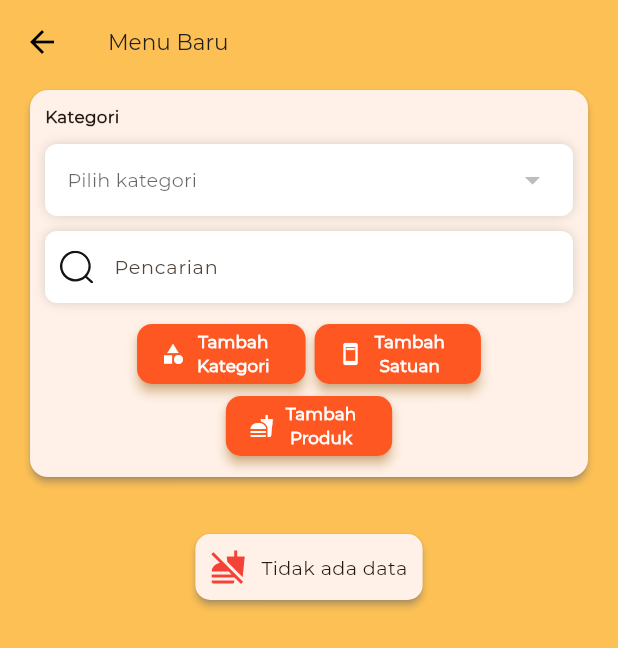
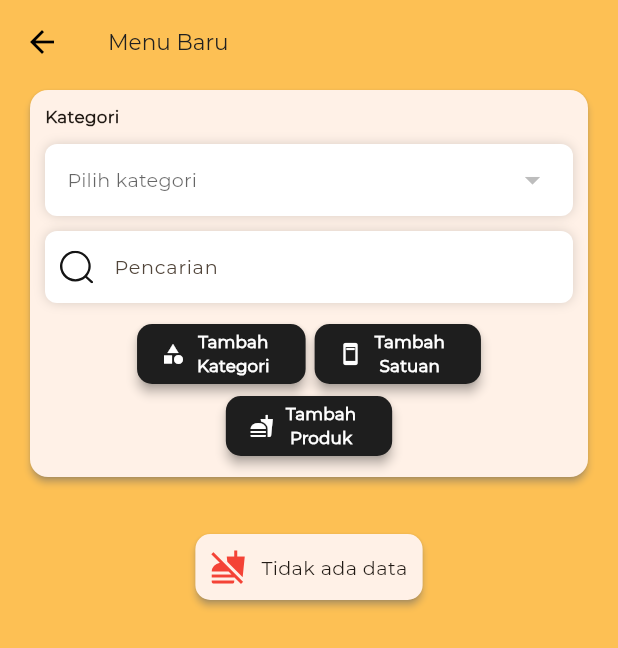
Before and after one commit to Prakusyaa/Aplikasi-Kasir, a Flutter app: the CategoryPage screen opened directly, on a phone screen of 412 x 824 dp. Shown: the top 648 px of the screen. Run offline on Flutter 3.47's test engine with Material 3 defaults, Android fonts, the phone set to English and light mode, and no system bars; our stand-ins replace dio, flutter_svg, loading_animation_widget, permission_handler, shared_preferences; missing offline and left inert: esc_pos_utils, print_bluetooth_thermal; accounts and stored records are empty; network calls fail.

```diff
--- a/lib/screens/category/category_page.dart
+++ b/lib/screens/category/category_page.dart
@@ -115,9 +115,9 @@ class _CategoryPageState extends State<CategoryPage> {
         ],
       ),
       style: ElevatedButton.styleFrom(
-        backgroundColor: Colors.deepOrange,
-        foregroundColor: Colors.white,
-        shadowColor: Colors.orangeAccent,
+        foregroundColor: const Color.fromRGBO(163, 163, 163, 1.0),
+        backgroundColor: const Color.fromRGBO(30, 30, 30, 1.0),
+        shadowColor: const Color.fromRGBO(20, 20, 20, 1.0),
         elevation: 3,
         shape: RoundedRectangleBorder(
             borderRadius: BorderRadius.circular(10)),
@@ -161,9 +161,9 @@ class _CategoryPageState extends State<CategoryPage> {
         ],
       ),
       style: ElevatedButton.styleFrom(
-        backgroundColor: Colors.deepOrange,
-        foregroundColor: Colors.white,
-        shadowColor: Colors.orangeAccent,
+        foregroundColor: const Color.fromRGBO(163, 163, 163, 1.0),
+        backgroundColor: const Color.fromRGBO(30, 30, 30, 1.0),
+        shadowColor: const Color.fromRGBO(20, 20, 20, 1.0),
         elevation: 3,
         shape: RoundedRectangleBorder(
             borderRadius: BorderRadius.circular(10)),
@@ -207,9 +207,9 @@ class _CategoryPageState extends State<CategoryPage> {
         ],
       ),
       style: ElevatedButton.styleFrom(
-        backgroundColor: Colors.deepOrange,
-        foregroundColor: Colors.white,
-        shadowColor: Colors.orangeAccent,
+        foregroundColor: const Color.fromRGBO(163, 163, 163, 1.0),
+        backgroundColor: const Color.fromRGBO(30, 30, 30, 1.0),
+        shadowColor: const Color.fromRGBO(20, 20, 20, 1.0),
         elevation: 3,
         shape: RoundedRectangleBorder(
             borderRadius: BorderRadius.circular(10)),
```
Also changed, not shown: lib/screens/profile/capital_money_page.dart (+20 -20 lines), lib/screens/profile/change_password_page.dart (+8 -9 lines).
